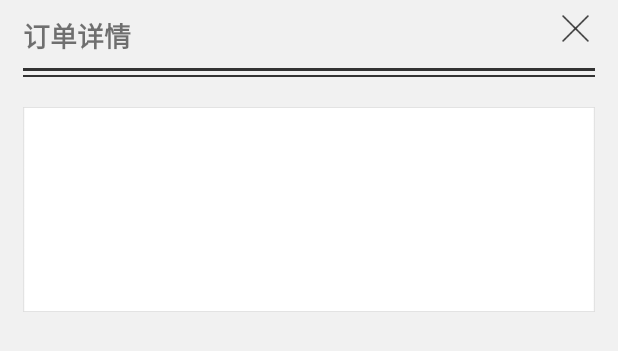
After one commit to SuperNaruto/Mirror, an Android app: the layout activity_order_details.xml on its own in the app's theme, with its tools: preview values and no code run, on a phone screen of 412 x 824 dp. The commit adds this screen. Shown: the top 351 px of the screen. Run offline under Robolectric (Android 15) with nearby library versions, the phone set to English and light mode, and no system bars.

Commit message:
no message

```diff
--- /dev/null
+++ b/app/src/main/res/layout/activity_order_details.xml
@@ -0,0 +1,58 @@
+<?xml version="1.0" encoding="utf-8"?>
+<LinearLayout xmlns:android="http://schemas.android.com/apk/res/android"
+    android:layout_width="match_parent"
+    android:layout_height="match_parent"
+    android:background="@color/loginBackground"
+    android:orientation="vertical">
+
+    <LinearLayout
+        android:layout_width="match_parent"
+        android:layout_height="wrap_content"
+        android:orientation="vertical">
+
+        <LinearLayout
+            android:layout_width="match_parent"
+            android:layout_height="wrap_content"
+            android:layout_marginTop="@dimen/create_account_text_marginTop"
+            android:orientation="horizontal"
+            android:weightSum="1">
+
+            <TextView
+                android:layout_width="0dp"
+                android:layout_height="wrap_content"
+                android:layout_marginBottom="@dimen/create_account_text_marginBottom"
+                android:layout_marginLeft="@dimen/create_account_text_marginLeft"
+                android:layout_weight="0.95"
+                android:text="@string/activity_order_details_text"
+                android:textSize="@dimen/create_account_text_textSize"
+                android:textStyle="bold" />
+
+            <ImageView
+                android:layout_width="wrap_content"
+                android:layout_height="wrap_content"
+                android:layout_marginBottom="@dimen/create_account_imageView_marginBottom"
+                android:background="@mipmap/close" />
+
+        </LinearLayout>
+
+        <ImageView
+            android:layout_width="match_parent"
+            android:layout_height="wrap_content"
+            android:layout_marginLeft="@dimen/create_account_imageView_marginLeft"
+            android:layout_marginRight="@dimen/create_account_imageView_marginRight"
+            android:background="@mipmap/login_line" />
+
+    </LinearLayout>
+
+    <LinearLayout
+        android:layout_width="match_parent"
+        android:layout_height="wrap_content"
+        android:layout_marginLeft="@dimen/create_account_imageView_marginLeft"
+        android:layout_marginRight="@dimen/create_account_imageView_marginRight"
+        android:layout_marginTop="@dimen/activity_order_details_address_input_linearLayout_marginTop"
+        android:background="@mipmap/address_input">
+
+    </LinearLayout>
+
+
+</LinearLayout>
--- a/app/src/main/res/values/dimens.xml
+++ b/app/src/main/res/values/dimens.xml
@@ -206,6 +206,7 @@
 
     <!-- MEDIA CONTROLLER -->
     <dimen name="media_controller_view_height">40.0dip</dimen>
+    <dimen name="activity_order_details_address_input_linearLayout_marginTop">20dp</dimen>
     <!-- MEDIA CONTROLLER -->
 
 </resources>
--- a/app/src/main/res/values/strings.xml
+++ b/app/src/main/res/values/strings.xml
@@ -33,4 +33,5 @@
     <string name="share_details_title_text">巴拉巴拉巴拉巴拉</string>
     <string name="share_details_sub_text">巴拉巴拉巴拉巴拉巴拉巴拉巴拉巴拉巴拉巴拉巴拉巴拉巴拉巴拉巴拉巴拉巴拉巴拉巴拉巴拉巴拉巴拉巴拉巴拉巴拉巴拉巴拉巴拉巴拉巴拉巴拉巴拉巴拉</string>
     <string name="activity_wear_atlas_text">商品细节展示</string>
+    <string name="activity_order_details_text">订单详情</string>
 </resources>
```
Also changed, not shown: app/src/main/res/mipmap-xhdpi/address_input.png (added).
